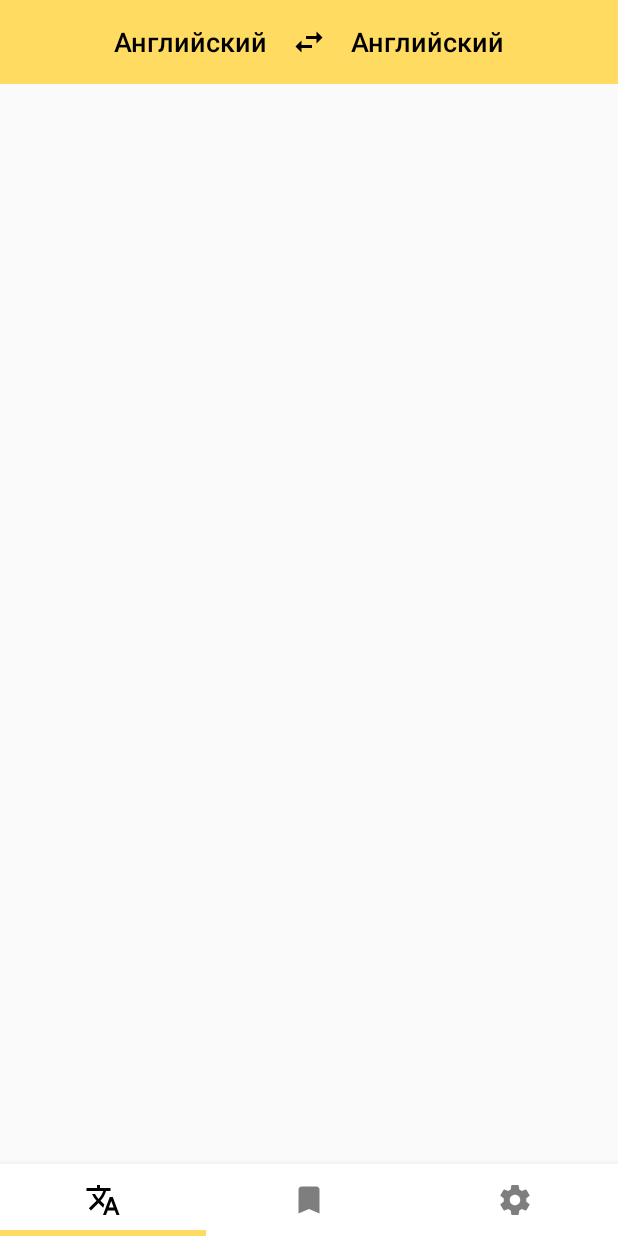
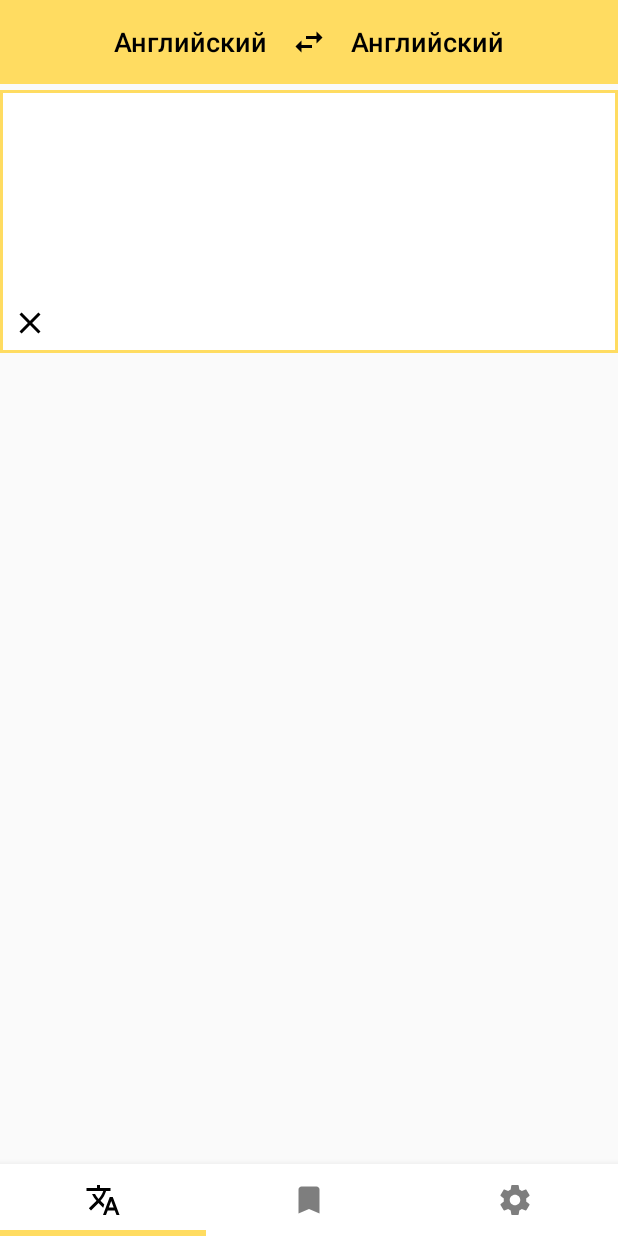
Before and after one commit to KolinLoures/TestYa, an Android app: the screen it shows after launch (MainActivity), on a phone screen of 412 x 824 dp. Run offline under Robolectric (Android 15) with nearby library versions, the phone set to English and light mode, and no system bars.

Commit message:
add all layouts

```diff
--- a/app/src/main/AndroidManifest.xml
+++ b/app/src/main/AndroidManifest.xml
@@ -9,7 +9,9 @@
         android:roundIcon="@mipmap/ic_launcher_round"
         android:supportsRtl="true"
         android:theme="@style/AppTheme">
-        <activity android:name=".MainActivity">
+        <activity
+            android:name=".MainActivity"
+            android:windowSoftInputMode="adjustPan">
             <intent-filter>
                 <action android:name="android.intent.action.MAIN" />
 
--- /dev/null
+++ b/app/src/main/res/drawable/border_gray.xml
@@ -0,0 +1,5 @@
+<?xml version="1.0" encoding="utf-8"?>
+<shape xmlns:android="http://schemas.android.com/apk/res/android" android:shape="rectangle" >
+    <solid android:color="#ffffff" />
+    <stroke android:width="2dip" android:color="#9E9E9E"/>
+</shape>
--- /dev/null
+++ b/app/src/main/res/drawable/border_yellow.xml
@@ -0,0 +1,5 @@
+<?xml version="1.0" encoding="utf-8"?>
+<shape xmlns:android="http://schemas.android.com/apk/res/android" android:shape="rectangle" >
+    <solid android:color="#ffffff" />
+    <stroke android:width="2dip" android:color="#FFDC61"/>
+</shape>
--- /dev/null
+++ b/app/src/main/res/drawable/ic_clear_black_24dp.xml
@@ -0,0 +1,9 @@
+<vector xmlns:android="http://schemas.android.com/apk/res/android"
+        android:width="24dp"
+        android:height="24dp"
+        android:viewportWidth="24.0"
+        android:viewportHeight="24.0">
+    <path
+        android:fillColor="#FF000000"
+        android:pathData="M19,6.41L17.59,5 12,10.59 6.41,5 5,6.41 10.59,12 5,17.59 6.41,19 12,13.41 17.59,19 19,17.59 13.41,12z"/>
+</vector>
--- /dev/null
+++ b/app/src/main/res/drawable/selector.xml
@@ -0,0 +1,11 @@
+<?xml version="1.0" encoding="utf-8"?>
+<selector xmlns:android="http://schemas.android.com/apk/res/android">
+
+    <item
+        android:state_focused="true"
+        android:drawable="@drawable/border_yellow" />
+    <item
+        android:state_focused="false"
+        android:drawable="@drawable/border_gray" />
+
+</selector>
--- a/app/src/main/res/layout/activity_main.xml
+++ b/app/src/main/res/layout/activity_main.xml
@@ -1,10 +1,19 @@
 <?xml version="1.0" encoding="utf-8"?>
-<LinearLayout xmlns:android="http://schemas.android.com/apk/res/android"
+<FrameLayout xmlns:android="http://schemas.android.com/apk/res/android"
+    xmlns:app="http://schemas.android.com/apk/res-auto"
+    xmlns:tools="http://schemas.android.com/tools"
     android:layout_width="match_parent"
     android:layout_height="match_parent"
-    xmlns:app="http://schemas.android.com/apk/res-auto"
-    xmlns:tools="http://schemas.android.com/tools"
-    tools:context=".MainActivity"
+    tools:context=".MainActivity">
+
+    <FrameLayout
+        android:id="@+id/main_container_fragment"
+        android:layout_width="match_parent"
+        android:layout_height="match_parent" />
+
+    <LinearLayout
+        android:layout_width="match_parent"
+        android:layout_height="match_parent"
         android:orientation="vertical">
 
         <com.example.kolin.testya.NonSwipeViewPager
@@ -16,10 +25,13 @@
         <android.support.design.widget.TabLayout
             android:id="@+id/main_tab_layout"
             style="@style/CustomBottomTabLayout"
-        app:tabMode="fixed"
             android:layout_width="match_parent"
             android:layout_height="wrap_content"
             android:background="@color/colorWhite"
-        android:elevation="8dp" />
+            android:elevation="8dp"
+            app:tabMode="fixed" />
 
     </LinearLayout>
+
+
+</FrameLayout>
--- a/app/src/main/res/layout/fragment_translator.xml
+++ b/app/src/main/res/layout/fragment_translator.xml
@@ -8,6 +8,7 @@
     <FrameLayout
         android:layout_width="match_parent"
         android:layout_height="wrap_content">
+
         <include layout="@layout/main_toolbar" />
 
         <LinearLayout
@@ -31,17 +32,17 @@
                 android:layout_width="0dp"
                 android:layout_height="match_parent"
                 android:layout_weight="0.2"
+                android:background="?attr/selectableItemBackground"
+                android:paddingEnd="16dp"
                 android:paddingStart="16dp"
-                android:paddingEnd="16dp"
-                android:background="?attr/selectableItemBackground"
                 android:src="@drawable/ic_swap_horiz_black_24px"
                 android:text="Английский" />
 
             <Button
                 android:layout_width="0dp"
                 android:layout_height="match_parent"
+                android:layout_weight="0.4"
                 android:background="?attr/selectableItemBackground"
-                android:layout_weight="0.4"
                 android:text="Английский"
                 android:textAllCaps="false"
                 android:textAppearance="@android:style/TextAppearance.DeviceDefault.Medium"
@@ -52,4 +53,53 @@
 
     </FrameLayout>
 
+    <FrameLayout
+        android:layout_width="match_parent"
+        android:layout_height="wrap_content">
+
+        <EditText
+            android:layout_width="match_parent"
+            android:layout_height="wrap_content"
+            android:minHeight="175dp"
+            android:layout_marginTop="4dp"
+            android:background="@drawable/selector" />
+
+        <ImageButton
+            android:layout_width="wrap_content"
+            android:layout_height="wrap_content"
+            android:layout_gravity="bottom"
+            android:padding="8dp"
+            android:background="?attr/selectableItemBackground"
+            android:src="@drawable/ic_clear_black_24dp"/>
+
+    </FrameLayout>
+
+    <LinearLayout
+        android:layout_width="match_parent"
+        android:layout_height="match_parent"
+        android:layout_margin="16dp"
+        android:orientation="vertical">
+
+        <TextView
+            android:layout_width="match_parent"
+            android:layout_height="wrap_content"
+            android:textAppearance="@style/Base.TextAppearance.AppCompat.Medium"
+            android:textColor="@color/colorBlack"
+            android:textStyle="bold"
+            tools:text="Hi" />
+
+        <ScrollView
+            android:layout_marginTop="8dp"
+            android:layout_width="match_parent"
+            android:layout_height="match_parent">
+
+            <TextView
+                android:layout_width="match_parent"
+                android:layout_height="wrap_content" />
+
+        </ScrollView>
+
+    </LinearLayout>
+
+
 </LinearLayout>
--- a/app/src/main/res/values/strings.xml
+++ b/app/src/main/res/values/strings.xml
@@ -5,6 +5,7 @@
     <string name="translator">Переводчик</string>
     <string name="history">История</string>
     <string name="about">О приложении</string>
+    <string name="translate_language">Язык перевода</string>
 
     <!-- TODO: Remove or change this placeholder text -->
     <string name="hello_blank_fragment">Hello blank fragment</string>
```
Also changed, not shown: app/src/main/java/com/example/kolin/testya/LanguageFragment.java (added, +66 -0 lines), app/src/main/java/com/example/kolin/testya/MainActivity.java (+16 -5 lines), app/src/main/res/layout/fragment_language.xml (added, +15 -0 lines). Lines whose indentation alone changed are shown as unchanged.
